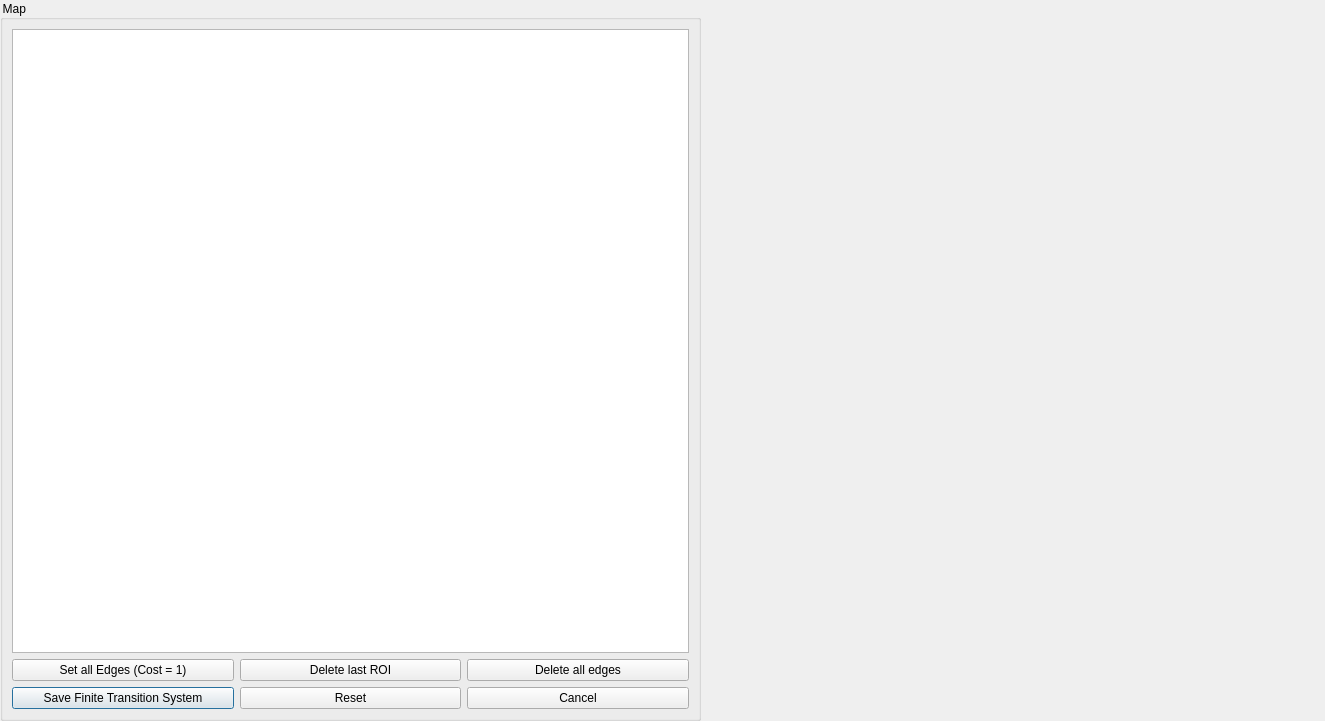
Before: the Qt Designer form rqt_simulation/resource/map.ui in KTH-SML/CodeRepositoryTCST, drawn with Qt 5.
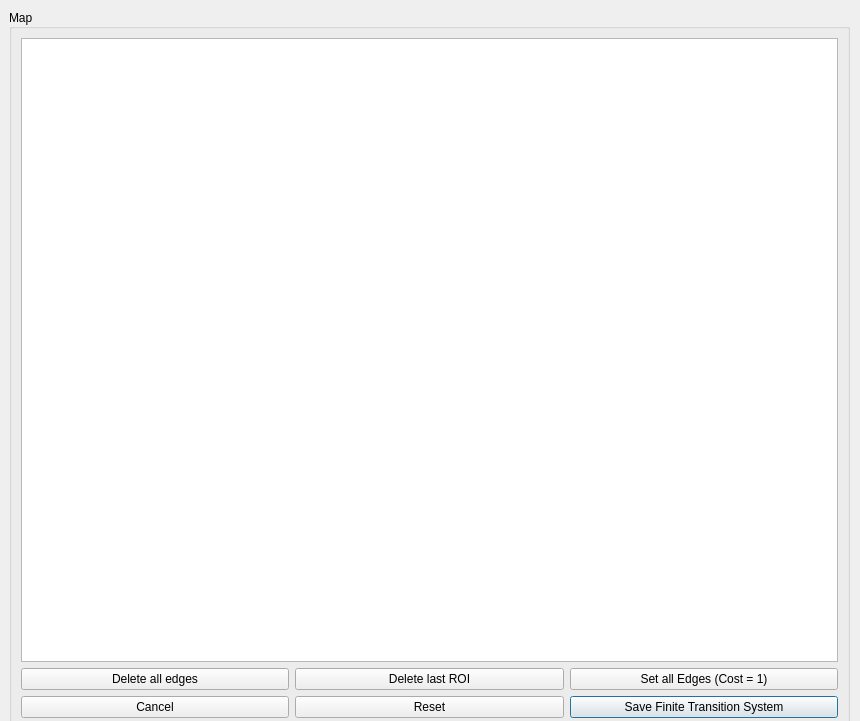
After: the same form once the commit is applied.

Diff of the .ui file:
```diff
--- a/rqt_simulation/resource/map.ui
+++ b/rqt_simulation/resource/map.ui
@@ -6,7 +6,7 @@
    <rect>
     <x>0</x>
     <y>0</y>
-    <width>1325</width>
+    <width>860</width>
     <height>721</height>
    </rect>
   </property>
@@ -14,25 +14,43 @@
    <string>Map</string>
   </property>
   <property name="layoutDirection">
-   <enum>Qt::RightToLeft</enum>
+   <enum>Qt::LeftToRight</enum>
   </property>
   <property name="sizeGripEnabled">
    <bool>false</bool>
   </property>
   <widget class="QGroupBox" name="groupBox">
+   <property name="enabled">
+    <bool>true</bool>
+   </property>
    <property name="geometry">
     <rect>
-     <x>0</x>
-     <y>0</y>
-     <width>701</width>
+     <x>9</x>
+     <y>9</y>
+     <width>841</width>
      <height>721</height>
     </rect>
    </property>
+   <property name="minimumSize">
+    <size>
+     <width>841</width>
+     <height>721</height>
+    </size>
+   </property>
+   <property name="maximumSize">
+    <size>
+     <width>841</width>
+     <height>721</height>
+    </size>
+   </property>
+   <property name="layoutDirection">
+    <enum>Qt::LeftToRight</enum>
+   </property>
    <property name="title">
     <string>Map</string>
    </property>
    <property name="alignment">
-    <set>Qt::AlignRight|Qt::AlignTrailing|Qt::AlignVCenter</set>
+    <set>Qt::AlignLeading|Qt::AlignLeft|Qt::AlignVCenter</set>
    </property>
    <layout class="QGridLayout" name="gridLayout">
     <item row="4" column="2">
```
